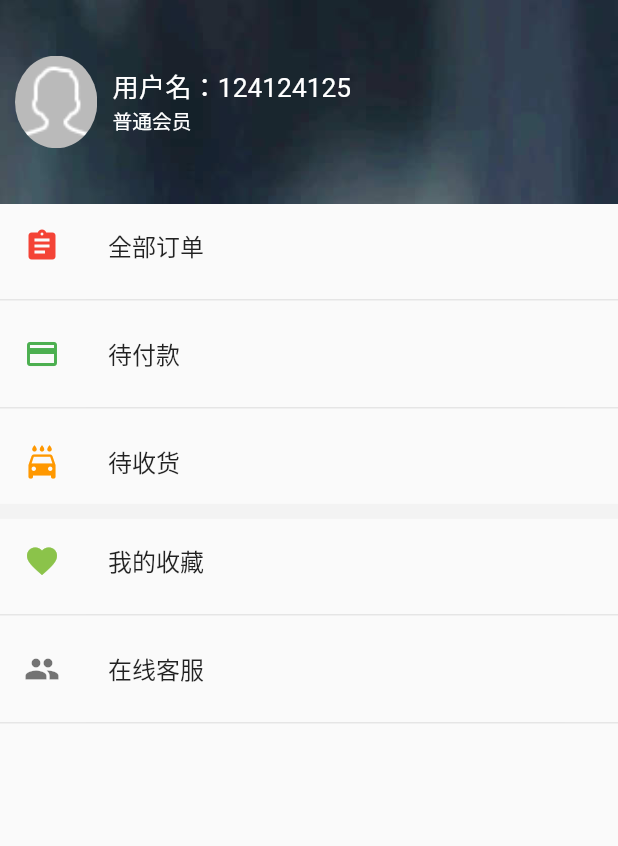
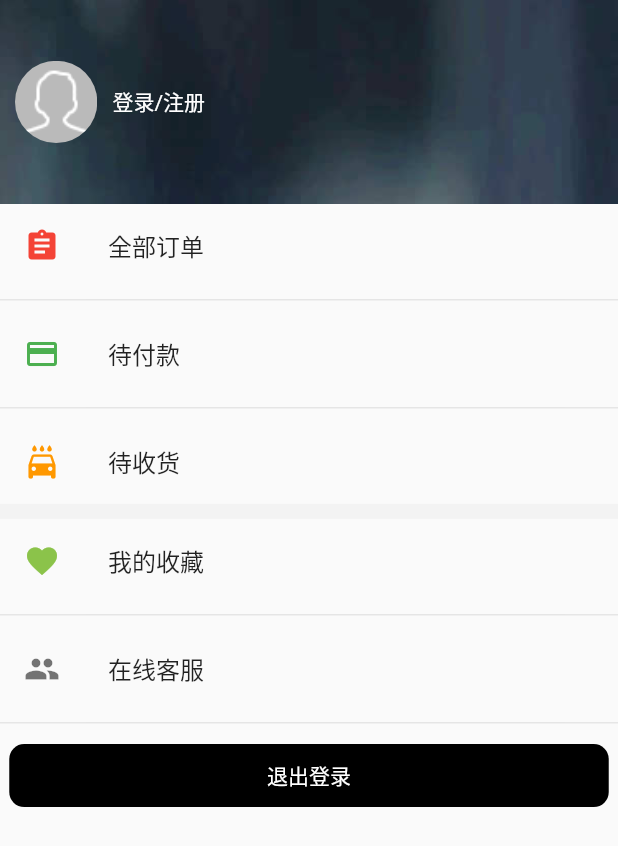
Before and after one commit to wenlong201807/flutter_jdshop, a Flutter app: the UserPage screen opened directly, on a phone screen of 412 x 824 dp. Shown: the top 846 px of the screen. Run offline on Flutter 3.47's test engine with Material 2 defaults, Android fonts, the phone set to English and light mode, and no system bars; our stand-ins replace dio, event_bus, flutter_screenutil, flutter_swiper_null_safety, fluttertoast, shared_preferences; missing offline and left inert: flutter_inappwebview; accounts and stored records are empty; network calls fail; statements that could not run were skipped.

Commit message:
feat: 注册功能 1、新用户注册 2、退出 3、bug修复

```diff
--- a/lib/main.dart
+++ b/lib/main.dart
@@ -30,7 +30,7 @@ class _MyAppState extends State<MyApp> {
           ],
           child: MaterialApp(
             debugShowCheckedModeBanner: false,
-            initialRoute: '/login',
+            initialRoute: '/',
             onGenerateRoute: onGenerateRoute,
             theme: ThemeData(
               primaryColor: Colors.white,
--- a/lib/pages/RegisterFirst.dart
+++ b/lib/pages/RegisterFirst.dart
@@ -14,7 +14,7 @@ class RegisterFirstPage extends StatefulWidget {
 }
 
 class _RegisterFirstPageState extends State<RegisterFirstPage> {
-  late String tel;
+  String tel = "";
   sendCode() async {
     RegExp reg = new RegExp(r"^1\d{10}$");
     if (reg.hasMatch(this.tel)) {
--- a/lib/pages/tabs/User.dart
+++ b/lib/pages/tabs/User.dart
@@ -1,7 +1,9 @@
 //https://material.io/tools/icons/?icon=favorite&style=baseline
 
 import 'package:flutter/material.dart';
+import 'package:flutter_jdshop/widget/JdButton.dart';
 import '../../services/ScreenAdapter.dart';
+import '../../services/UserServices.dart';
 
 class UserPage extends StatefulWidget {
   UserPage({Key? key}) : super(key: key);
@@ -10,6 +12,26 @@ class UserPage extends StatefulWidget {
 }
 
 class _UserPageState extends State<UserPage> {
+  bool isLogin = false;
+  List userInfo = [];
+
+  @override
+  void initState() {
+    // TODO: implement initState
+    super.initState();
+    this._getUserinfo();
+  }
+
+  _getUserinfo() async {
+    var isLogin = await UserServices.getUserLoginState();
+    var userInfo = await UserServices.getUserInfo();
+
+    setState(() {
+      this.userInfo = userInfo;
+      this.isLogin = isLogin;
+    });
+  }
+
   @override
   Widget build(BuildContext context) {
     return Scaffold(
@@ -33,24 +55,28 @@ class _UserPageState extends State<UserPage> {
                     'images/user.png',
                     fit: BoxFit.cover,
                     width: ScreenAdapter.width(100),
-                    height: ScreenAdapter.height(100),
+                    height: ScreenAdapter.width(100),
                   ),
                 ),
               ),
-              // Expanded(
-              //   flex: 1,
-              //   child: Text("登录/注册",style: TextStyle(
-              //     color: Colors.white
-              //   )),
-              // )
-
-              Expanded(
+              !this.isLogin
+                  ? Expanded(
+                      flex: 1,
+                      child: InkWell(
+                        onTap: () {
+                          Navigator.pushNamed(context, '/login');
+                        },
+                        child: Text("登录/注册",
+                            style: TextStyle(color: Colors.white)),
+                      ),
+                    )
+                  : Expanded(
                       flex: 1,
                       child: Column(
                         mainAxisAlignment: MainAxisAlignment.center,
                         crossAxisAlignment: CrossAxisAlignment.start,
                         children: <Widget>[
-                    Text("用户名：124124125",
+                          Text("用户名：${this.userInfo[0]["username"]}",
                               style: TextStyle(
                                   color: Colors.white,
                                   fontSize: ScreenAdapter.size(32))),
@@ -92,6 +118,13 @@ class _UserPageState extends State<UserPage> {
           title: Text("在线客服"),
         ),
         Divider(),
+        JdButton(
+          text: "退出登录",
+          cb: () {
+            UserServices.loginOut();
+            this._getUserinfo();
+          },
+        )
       ],
     ));
   }
--- a/lib/routers/router.dart
+++ b/lib/routers/router.dart
@@ -17,8 +17,10 @@ final Map<String, Function> routes = {
   '/cart': (context) => CartPage(),
   '/login': (context) => LoginPage(),
   '/registerFirst': (context) => RegisterFirstPage(),
-  '/registerSecond': (context,{arguments}) => RegisterSecondPage(arguments:arguments),
-  '/registerThird': (context) => RegisterThirdPage(),
+  '/registerSecond': (context, {arguments}) =>
+      RegisterSecondPage(arguments: arguments),
+  '/registerThird': (context, {arguments}) =>
+      RegisterThirdPage(arguments: arguments),
   '/productList': (context, {arguments}) =>
       ProductListPage(arguments: arguments),
   '/productContent': (context, {arguments}) =>
--- /dev/null
+++ b/lib/services/UserServices.dart
@@ -0,0 +1,26 @@
+import '../services/Storage.dart';
+import 'dart:convert';
+
+class UserServices {
+  static getUserInfo() async {
+    String? userInfo = await Storage.getString('userInfo');
+    if (userInfo != null) {
+      List userInfoList = json.decode(userInfo);
+      return userInfoList;
+    } else {
+      return [];
+    }
+  }
+
+  static getUserLoginState() async {
+    var userInfo = await UserServices.getUserInfo();
+    if (userInfo.length > 0 && userInfo[0]["username"] != "") {
+      return true;
+    }
+    return false;
+  }
+
+  static loginOut() {
+    Storage.remove('userInfo');
+  }
+}
```
Also changed, not shown: lib/pages/RegisterSecond.dart (+30 -36 lines), lib/pages/RegisterThird.dart (+67 -5 lines). Lines whose indentation alone changed are shown as unchanged.
